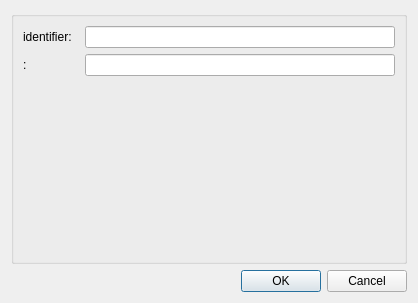
Old version of the form mapclientplugins/fieldworklowerlimbgenerationstep/qt/configuredialog.ui in the repository mapclient-plugins/fieldworklowerlimbgenerationstep.
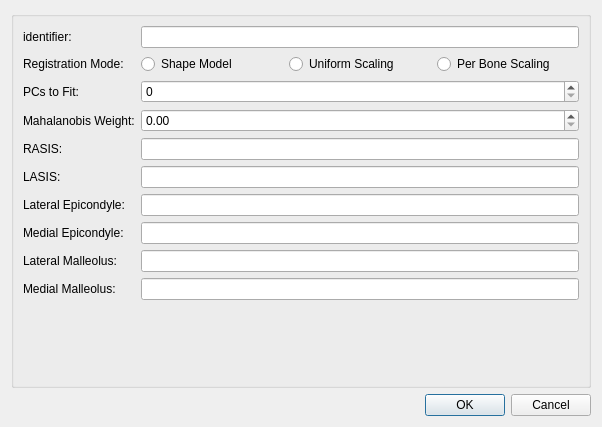
New version of the form.

Commit message: renamed autoreg to llstep, which now contains step data and registration functions

```diff
--- a/mapclientplugins/fieldworklowerlimbgenerationstep/qt/configuredialog.ui
+++ b/mapclientplugins/fieldworklowerlimbgenerationstep/qt/configuredialog.ui
@@ -6,8 +6,8 @@
    <rect>
     <x>0</x>
     <y>0</y>
-    <width>418</width>
-    <height>303</height>
+    <width>602</width>
+    <height>427</height>
    </rect>
   </property>
   <property name="windowTitle">
@@ -34,12 +34,114 @@
       <item row="1" column="0">
        <widget class="QLabel" name="label1">
         <property name="text">
-         <string>:  </string>
+         <string>Registration Mode:</string>
         </property>
        </widget>
       </item>
       <item row="1" column="1">
-       <widget class="QLineEdit" name="lineEdit1"/>
+       <layout class="QHBoxLayout" name="horizontalLayout">
+        <item>
+         <widget class="QRadioButton" name="radioButton_2">
+          <property name="text">
+           <string>Shape Model</string>
+          </property>
+         </widget>
+        </item>
+        <item>
+         <widget class="QRadioButton" name="radioButton_3">
+          <property name="text">
+           <string>Uniform Scaling</string>
+          </property>
+         </widget>
+        </item>
+        <item>
+         <widget class="QRadioButton" name="radioButton">
+          <property name="text">
+           <string>Per Bone Scaling</string>
+          </property>
+         </widget>
+        </item>
+       </layout>
+      </item>
+      <item row="2" column="0">
+       <widget class="QLabel" name="label">
+        <property name="text">
+         <string>PCs to Fit:</string>
+        </property>
+       </widget>
+      </item>
+      <item row="2" column="1">
+       <widget class="QSpinBox" name="spinBox"/>
+      </item>
+      <item row="3" column="0">
+       <widget class="QLabel" name="label_2">
+        <property name="text">
+         <string>Mahalanobis Weight:</string>
+        </property>
+       </widget>
+      </item>
+      <item row="3" column="1">
+       <widget class="QDoubleSpinBox" name="doubleSpinBox"/>
+      </item>
+      <item row="4" column="0">
+       <widget class="QLabel" name="label_3">
+        <property name="text">
+         <string>RASIS:</string>
+        </property>
+       </widget>
+      </item>
+      <item row="5" column="0">
+       <widget class="QLabel" name="label_4">
+        <property name="text">
+         <string>LASIS:</string>
+        </property>
+       </widget>
+      </item>
+      <item row="6" column="0">
+       <widget class="QLabel" name="label_5">
+        <property name="text">
+         <string>Lateral Epicondyle:</string>
+        </property>
+       </widget>
+      </item>
+      <item row="7" column="0">
+       <widget class="QLabel" name="label_6">
+        <property name="text">
+         <string>Medial Epicondyle:</string>
+        </property>
+       </widget>
+      </item>
+      <item row="8" column="0">
+       <widget class="QLabel" name="label_7">
+        <property name="text">
+         <string>Lateral Malleolus:</string>
+        </property>
+       </widget>
+      </item>
+      <item row="9" column="0">
+       <widget class="QLabel" name="label_8">
+        <property name="text">
+         <string>Medial Malleolus:</string>
+        </property>
+       </widget>
+      </item>
+      <item row="4" column="1">
+       <widget class="QLineEdit" name="lineEdit"/>
+      </item>
+      <item row="5" column="1">
+       <widget class="QLineEdit" name="lineEdit_2"/>
+      </item>
+      <item row="6" column="1">
+       <widget class="QLineEdit" name="lineEdit_3"/>
+      </item>
+      <item row="7" column="1">
+       <widget class="QLineEdit" name="lineEdit_4"/>
+      </item>
+      <item row="8" column="1">
+       <widget class="QLineEdit" name="lineEdit_5"/>
+      </item>
+      <item row="9" column="1">
+       <widget class="QLineEdit" name="lineEdit_6"/>
       </item>
      </layout>
     </widget>
```
Left out of the diff: 40 changed lines with no effect on the pictures. The commit also changes 4 other files.
